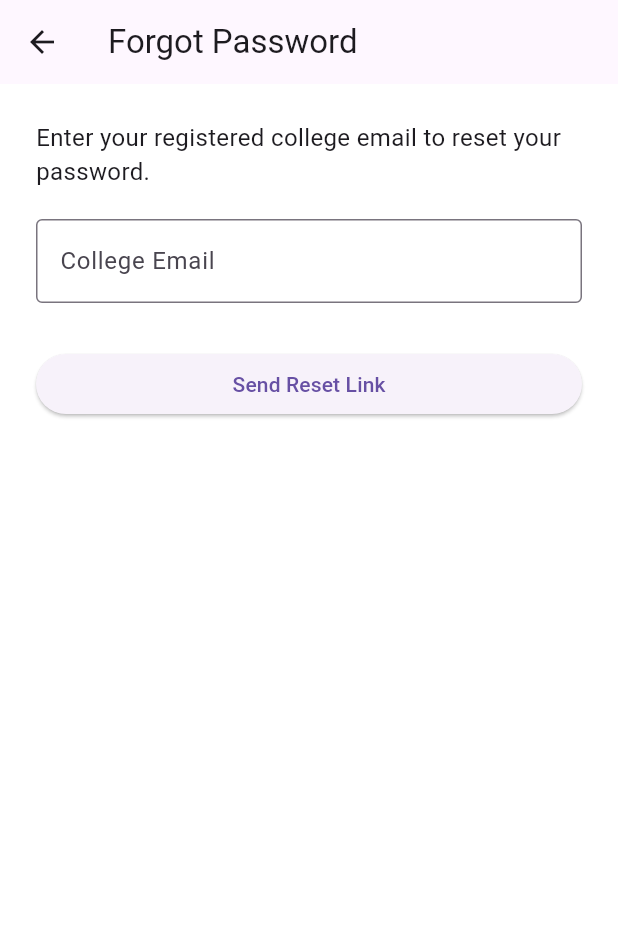
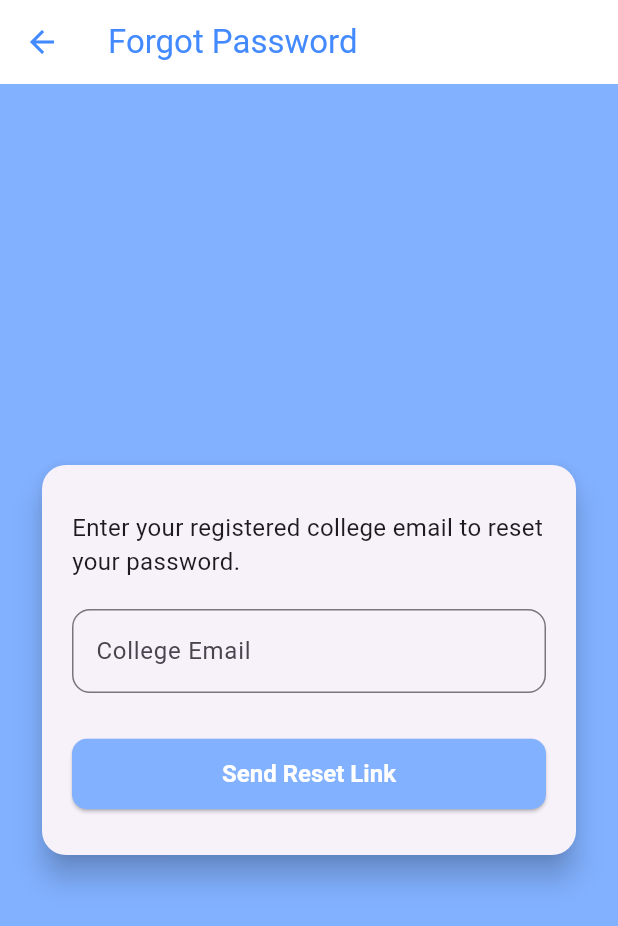
Before and after one commit to Ranj8521Kumar/smart_attendance_system, a Flutter app: the screen it shows after launch, after a tap on "Forgot Password?", on a phone screen of 412 x 824 dp. Shown: the top 926 px of the screen. Run offline on Flutter 3.47's test engine with Material 3 defaults, Android fonts, the phone set to English and light mode, and no system bars; our stand-ins replace cached_network_image, file_picker, flutter_dotenv, image_picker, shared_preferences.

Commit message:
added security to login & reset password and added remember me functionality

```diff
--- a/Frontend/teacher_version/lib/forgot_password.dart
+++ b/Frontend/teacher_version/lib/forgot_password.dart
@@ -1,3 +1,4 @@
+import 'dart:async';
 import 'dart:convert';
 import 'package:flutter/material.dart';
 import 'package:http/http.dart' as http;
@@ -7,8 +8,6 @@ class ForgotPasswordScreen extends StatelessWidget {
   final TextEditingController emailController = TextEditingController();
 
   ForgotPasswordScreen({super.key});
-
-
 
   void handleResetPassword(BuildContext context) async {
     final serverUrl = dotenv.env['SERVER_URL'] ?? '';
@@ -21,7 +20,7 @@ class ForgotPasswordScreen extends StatelessWidget {
       return;
     }
 
-    final url = Uri.parse('$serverUrl/forgot-password'); // Change to your IP
+    final url = Uri.parse('$serverUrl/forgot-password');
 
     try {
       final response = await http.post(
@@ -36,6 +35,11 @@ class ForgotPasswordScreen extends StatelessWidget {
         ScaffoldMessenger.of(context).showSnackBar(
           SnackBar(content: Text(responseData['message'] ?? 'Success')),
         );
+
+        // Redirect after 2 seconds
+        Future.delayed(const Duration(seconds: 2), () {
+          Navigator.pushReplacementNamed(context, '/login'); // Replace with your login route
+        });
       } else {
         ScaffoldMessenger.of(context).showSnackBar(
           SnackBar(content: Text(responseData['message'] ?? 'Failed')),
@@ -51,10 +55,23 @@ class ForgotPasswordScreen extends StatelessWidget {
   @override
   Widget build(BuildContext context) {
     return Scaffold(
-      appBar: AppBar(title: const Text("Forgot Password")),
-      body: Padding(
+      backgroundColor: Colors.blueAccent.shade100,
+      appBar: AppBar(
+        title: const Text("Forgot Password"),
+        backgroundColor: Colors.white,
+        foregroundColor: Colors.blueAccent,
+        elevation: 0,
+      ),
+      body: Center(
+        child: Padding(
           padding: const EdgeInsets.all(24.0),
+          child: Card(
+            shape: RoundedRectangleBorder(borderRadius: BorderRadius.circular(16)),
+            elevation: 8,
+            child: Padding(
+              padding: const EdgeInsets.symmetric(horizontal: 20.0, vertical: 30.0),
               child: Column(
+                mainAxisSize: MainAxisSize.min,
                 crossAxisAlignment: CrossAxisAlignment.stretch,
                 children: [
                   const Text(
@@ -64,19 +81,32 @@ class ForgotPasswordScreen extends StatelessWidget {
                   const SizedBox(height: 20),
                   TextField(
                     controller: emailController,
-              decoration: const InputDecoration(
+                    keyboardType: TextInputType.emailAddress,
+                    decoration: InputDecoration(
                       labelText: "College Email",
-                border: OutlineInputBorder(),
+                      border: OutlineInputBorder(borderRadius: BorderRadius.circular(12)),
                     ),
                   ),
                   const SizedBox(height: 30),
                   ElevatedButton(
+                    style: ElevatedButton.styleFrom(
+                      backgroundColor: Colors.blueAccent.shade100,
+                      foregroundColor: Colors.white,
+                      padding: const EdgeInsets.symmetric(vertical: 14),
+                      textStyle: const TextStyle(fontSize: 16, fontWeight: FontWeight.bold),
+                      shape: RoundedRectangleBorder(
+                        borderRadius: BorderRadius.circular(10),
+                      ),
+                    ),
                     onPressed: () => handleResetPassword(context),
                     child: const Text("Send Reset Link"),
                   ),
                 ],
               ),
             ),
+          ),
+        ),
+      ),
     );
   }
 }
--- a/Frontend/teacher_version/lib/login.dart
+++ b/Frontend/teacher_version/lib/login.dart
@@ -16,6 +16,33 @@ class _LoginScreenState extends State<LoginScreen> {
   final TextEditingController passwordController = TextEditingController();
   String errorMessage = '';
   bool isLoading = false;
+  bool rememberMe = false;
+
+  @override
+  void initState() {
+    super.initState();
+    loadSavedCredentials();
+  }
+
+  Future<void> loadSavedCredentials() async {
+    final prefs = await SharedPreferences.getInstance();
+    final savedEmail = prefs.getString('saved_email');
+    final savedPassword = prefs.getString('saved_password');
+    final savedRememberMe = prefs.getBool('remember_me') ?? false;
+
+    if (savedRememberMe && savedEmail != null && savedPassword != null) {
+      setState(() {
+        emailController.text = savedEmail;
+        passwordController.text = savedPassword;
+        rememberMe = true;
+      });
+
+      // Delay to ensure widget builds before login attempt
+      Future.delayed(const Duration(milliseconds: 300), () {
+        loginTeacher();
+      });
+    }
+  }
 
   Future<void> loginTeacher() async {
     final serverUrl = dotenv.env['SERVER_URL'] ?? '';
@@ -42,7 +69,20 @@ class _LoginScreenState extends State<LoginScreen> {
       if (response.statusCode == 200 && data['success']) {
         final prefs = await SharedPreferences.getInstance();
         await prefs.setString('teacher_id', data['teacher']['id'].toString());
-        Navigator.pushReplacementNamed(context, '/dashboard');
+
+        if (rememberMe) {
+          await prefs.setString('saved_email', email);
+          await prefs.setString('saved_password', password);
+          await prefs.setBool('remember_me', true);
+        } else {
+          await prefs.remove('saved_email');
+          await prefs.remove('saved_password');
+          await prefs.setBool('remember_me', false);
+        }
+
+        if (mounted) {
+          Navigator.pushReplacementNamed(context, '/dashboard');
+        }
       } else {
         setState(() {
           errorMessage = data['message'] ?? 'Login failed. Please try again.';
@@ -80,11 +120,11 @@ class _LoginScreenState extends State<LoginScreen> {
       body: Center(
         child: SingleChildScrollView(
           padding: EdgeInsets.symmetric(
-            horizontal: screenWidth * 0.06, // 6% of the screen width
-            vertical: screenHeight * 0.04,  // 4% of the screen height
+            horizontal: screenWidth * 0.06,
+            vertical: screenHeight * 0.04,
           ),
           child: Container(
-            padding: EdgeInsets.all(screenWidth * 0.06), // 6% of the screen width
+            padding: EdgeInsets.all(screenWidth * 0.06),
             decoration: BoxDecoration(
               color: Colors.white,
               borderRadius: BorderRadius.circular(20),
@@ -92,7 +132,7 @@ class _LoginScreenState extends State<LoginScreen> {
                 BoxShadow(
                   color: themeColor.withOpacity(0.3),
                   blurRadius: 20,
-                  offset: Offset(0, 10),
+                  offset: const Offset(0, 10),
                 ),
               ],
             ),
@@ -104,7 +144,7 @@ class _LoginScreenState extends State<LoginScreen> {
                 Text(
                   'Teacher Login',
                   style: TextStyle(
-                    fontSize: screenWidth * 0.06,  // 6% of the screen width
+                    fontSize: screenWidth * 0.06,
                     fontWeight: FontWeight.bold,
                     color: themeColor.shade700,
                   ),
@@ -122,12 +162,35 @@ class _LoginScreenState extends State<LoginScreen> {
                   obscureText: true,
                 ),
                 const SizedBox(height: 10),
-                Align(
-                  alignment: Alignment.centerRight,
-                  child: TextButton(
-                    onPressed: () => Navigator.pushNamed(context, '/forgot-password'),
-                    child: const Text("Forgot Password?"),
-                  ),
+                Row(
+                  children: [
+                    InkWell(
+                      onTap: () {
+                        setState(() {
+                          rememberMe = !rememberMe;
+                        });
+                      },
+                      child: Row(
+                        mainAxisSize: MainAxisSize.min,
+                        children: [
+                          Checkbox(
+                            value: rememberMe,
+                            onChanged: (value) {
+                              setState(() {
+                                rememberMe = value ?? false;
+                              });
+                            },
+                          ),
+                          const Text("Remember Me"),
+                        ],
+                      ),
+                    ),
+                    const Spacer(),
+                    TextButton(
+                      onPressed: () => Navigator.pushNamed(context, '/forgot-password'),
+                      child: const Text("Forgot Password?"),
+                    ),
+                  ],
                 ),
                 if (errorMessage.isNotEmpty)
                   Padding(
@@ -145,7 +208,7 @@ class _LoginScreenState extends State<LoginScreen> {
                     onPressed: isLoading ? null : loginTeacher,
                     style: ElevatedButton.styleFrom(
                       backgroundColor: themeColor,
-                      padding: EdgeInsets.symmetric(vertical: screenHeight * 0.02), // 2% of screen height
+                      padding: EdgeInsets.symmetric(vertical: screenHeight * 0.02),
                       shape: RoundedRectangleBorder(
                         borderRadius: BorderRadius.circular(12),
                       ),
```
Also changed, not shown: 8 other files. Lines whose indentation alone changed are shown as unchanged.
